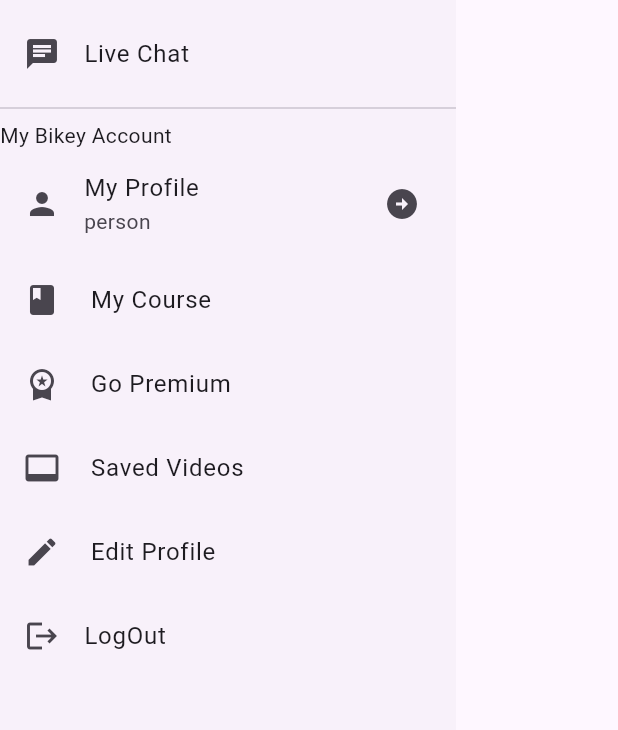
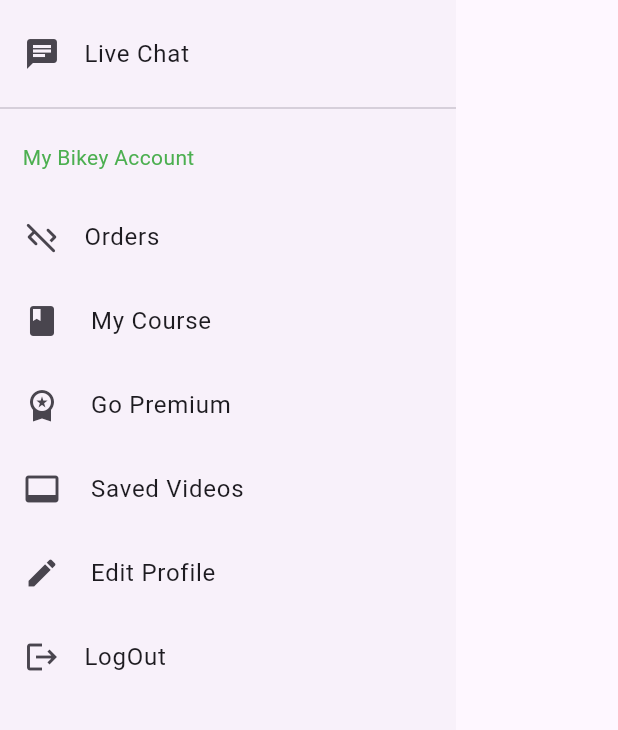
Before and after one commit to Tosin8/tutorialspoint_demo, a Flutter app: the Bikey_Drawer widget shown alone on an empty page, opened directly, on a phone screen of 412 x 824 dp, the part 138-868 px from its top. Run offline on Flutter 3.47's test engine with Material 2 defaults, Android fonts, the phone set to English and light mode, and no system bars.

Commit message:
Update widget.dart

```diff
--- a/lib/screen/widget.dart
+++ b/lib/screen/widget.dart
@@ -35,15 +35,23 @@
         title: Text('Live Chat'),
       ),
       const Divider(),
-      const Text('My Bikey Account'),
-      ListTile(
-        leading: const Icon(Icons.person),
-        subtitle: const Text('person'),
-        title: const Text('My Profile '),
-        trailing: const Icon(Icons.arrow_circle_right),
-        onTap: () {
-          Navigator.pop(context);
-        },
+      const Padding(
+        padding: EdgeInsets.all(15.0),
+        child: Text(
+          'My Bikey Account',
+          style: TextStyle(color: Colors.green),
+        ),
+      ),
+      const InkWell(
+        splashColor: Colors.green,
+        highlightColor: Colors.green,
+        child: ListTile(
+          leading: Icon(Icons.code_off_rounded),
+          title: Text('Orders'),
+          // onTap: () {
+          //   Navigator.pop(context);
+          // },
+        ),
       ),
       ListTile(
         leading: const Icon(Icons.book),
```
